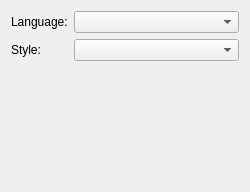
tkrotoff/QuarkPlayer, file quarkplayer/config/GeneralConfigWidget.ui: the form before one commit.
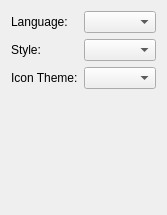
The form after the commit.

Commit message: QuarkPlayer: won't compile I guess (only for me), a lot of modifications inside QuarkPlayer: SettingsBrowser, icons...

The edit to the form file:
```diff
--- a/quarkplayer/config/GeneralConfigWidget.ui
+++ b/quarkplayer/config/GeneralConfigWidget.ui
@@ -5,8 +5,8 @@
    <rect>
     <x>0</x>
     <y>0</y>
-    <width>250</width>
-    <height>192</height>
+    <width>160</width>
+    <height>215</height>
    </rect>
   </property>
   <layout class="QGridLayout" name="gridLayout_2" >
@@ -46,6 +46,23 @@
        </property>
       </widget>
      </item>
+     <item row="2" column="0" >
+      <widget class="QLabel" name="iconThemelLabel" >
+       <property name="text" >
+        <string>Icon Theme:</string>
+       </property>
+      </widget>
+     </item>
+     <item row="2" column="1" >
+      <widget class="QComboBox" name="iconThemeComboBox" >
+       <property name="sizePolicy" >
+        <sizepolicy vsizetype="Fixed" hsizetype="Expanding" >
+         <horstretch>0</horstretch>
+         <verstretch>0</verstretch>
+        </sizepolicy>
+       </property>
+      </widget>
+     </item>
     </layout>
    </item>
    <item row="1" column="0" >
```
The commit also changes 215 other files.
